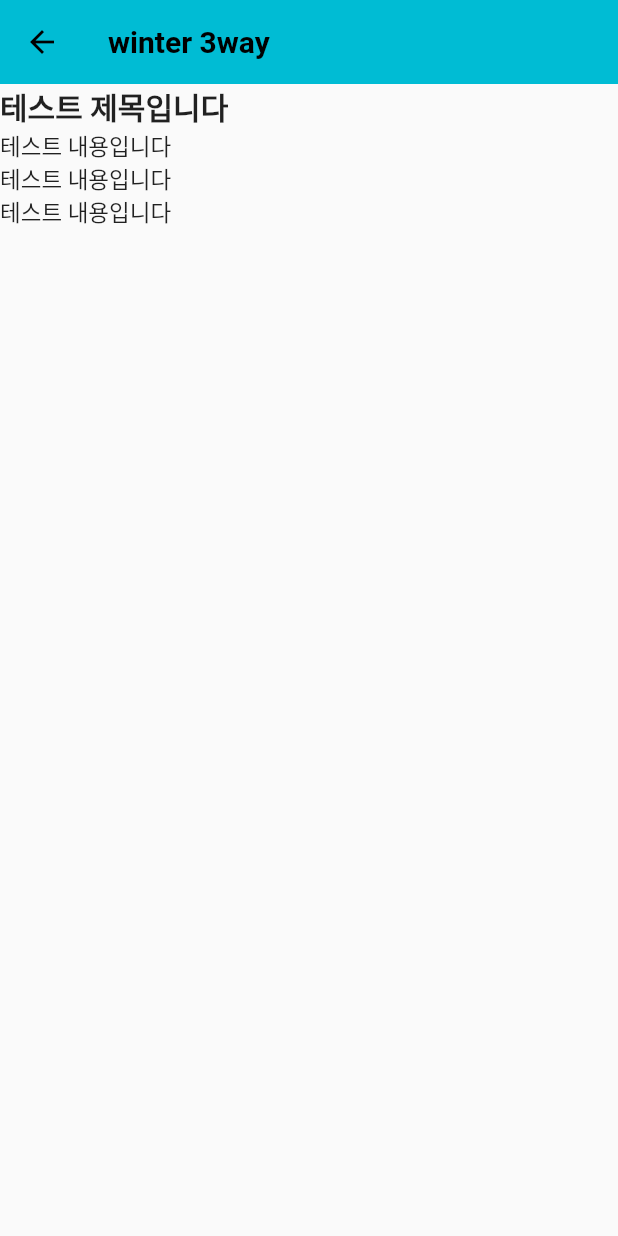
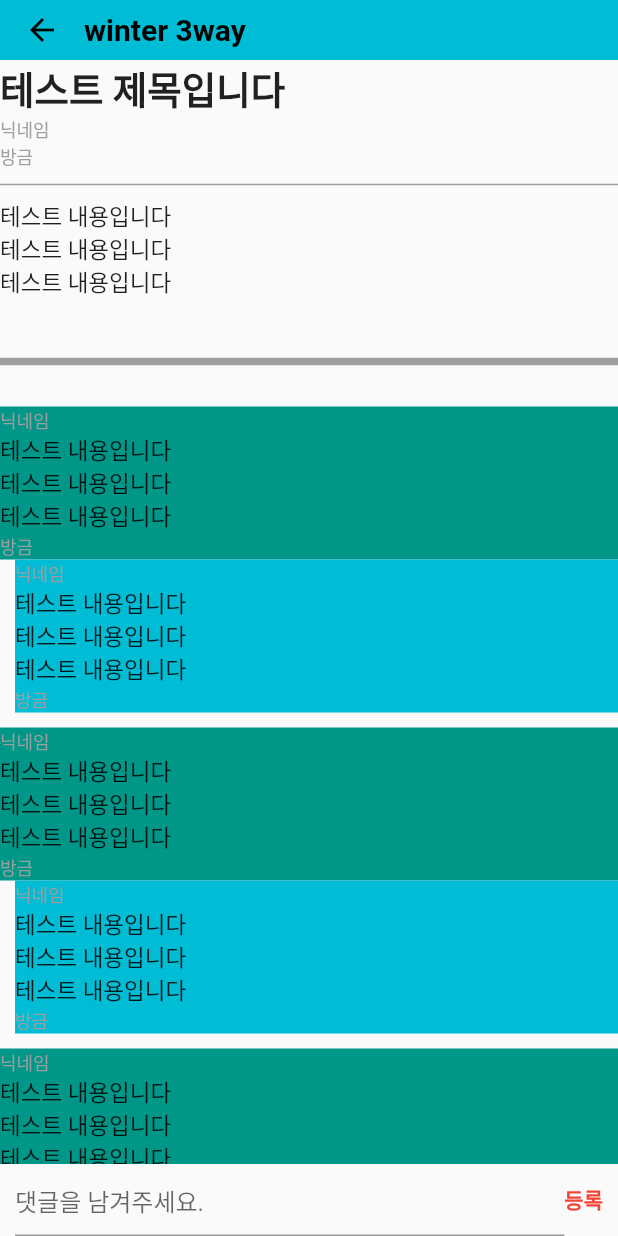
Before and after one commit to fantasticfinger/winter3way, a Flutter app: the screen it shows after launch, after a tap on "테스트 제목입니다", on a phone screen of 412 x 824 dp. Run offline on Flutter 3.47's test engine with Material 2 defaults, Android fonts, the phone set to English and light mode, and no system bars; our stand-ins replace cached_network_image, get; network calls fail.

Commit message:
게시글 상세 페이지/ 댓글, 댓글 입력 창 추가

```diff
--- /dev/null
+++ b/lib/component/comment_widget.dart
@@ -0,0 +1,33 @@
+import 'package:flutter/material.dart';
+import 'package:winter_3way/component/post_common_widget.dart';
+
+
+
+class CommentWidget extends StatelessWidget {
+  final Color col;
+  const CommentWidget(this.col, {Key? key}) : super(key: key);
+
+  @override
+  Widget build(BuildContext context) {
+    return Container(
+        color: col,
+        child: Column(
+          children: [
+            _nickname(),
+            _content(),
+            _timeList()
+          ],
+        )
+    );
+  }
+
+  Widget _nickname(){
+    return textWidget('닉네임', nicknameStyle);
+  }
+  Widget _content(){
+    return textWidget('테스트 내용입니다\n테스트 내용입니다\n테스트 내용입니다', contentStyle);
+  }
+  Widget _timeList(){
+    return textWidget('방금', nicknameStyle);
+  }
+}
--- /dev/null
+++ b/lib/component/post_common_widget.dart
@@ -0,0 +1,24 @@
+import 'package:flutter/material.dart';
+
+
+Widget textWidget(String str, TextStyle style){
+  return Row(
+    children: [
+      Text(
+        str,
+        style: style,
+      )
+    ],
+  );
+}
+
+const TextStyle titleStyle= TextStyle(
+    fontWeight: FontWeight.bold,
+    fontSize: 25);
+const TextStyle nicknameStyle= TextStyle(
+    fontWeight: FontWeight.normal,
+    color: Colors.grey,
+    fontSize: 12);
+const TextStyle contentStyle= TextStyle(
+    fontWeight: FontWeight.normal,
+    fontSize: 15);
--- a/lib/component/post_widget.dart
+++ b/lib/component/post_widget.dart
@@ -1,6 +1,7 @@
 import 'package:flutter/material.dart';
 import 'package:get/get.dart';
 import '../page/post_detail_screen.dart';
+import 'package:winter_3way/component/post_common_widget.dart';
 
 class PostWidget extends StatelessWidget {
   const PostWidget({Key? key}) : super(key: key);
@@ -15,19 +16,6 @@ class PostWidget extends StatelessWidget {
       ],
     );
   }
-  Widget _content(){
-    return textWidget('테스트 내용입니다\n테스트 내용입니다\n테스트 내용입니다\n', contentStyle);
-  }
-  Widget _title(){
-    return textWidget('테스트 제목입니다', titleStyle);
-  }
-
-  final TextStyle titleStyle= const TextStyle(
-      fontWeight: FontWeight.bold,
-      fontSize: 20);
-  final TextStyle contentStyle= const TextStyle(
-      fontWeight: FontWeight.normal,
-      fontSize: 15);
 
   @override
   Widget build(BuildContext context) {
@@ -47,4 +35,11 @@ class PostWidget extends StatelessWidget {
       ),
     );
   }
+
+  Widget _title(){
+    return textWidget('테스트 제목입니다', titleStyle);
+  }
+  Widget _content(){
+    return textWidget('테스트 내용입니다\n테스트 내용입니다\n테스트 내용입니다\n', contentStyle);
+  }
 }
--- a/lib/page/post_detail_screen.dart
+++ b/lib/page/post_detail_screen.dart
@@ -1,4 +1,6 @@
 import 'package:flutter/material.dart';
+import 'package:winter_3way/component/post_common_widget.dart';
+import 'package:winter_3way/component/comment_widget.dart';
 
 class PostDetailScreen extends StatelessWidget {
   const PostDetailScreen({Key? key}) : super(key: key);
@@ -9,6 +11,8 @@ class PostDetailScreen extends StatelessWidget {
       appBar: AppBar(
         backgroundColor: Colors.cyan,
         elevation: 0,
+        titleSpacing: 0,
+        toolbarHeight : 40,
         title: const Text('winter 3way', style : TextStyle(
             fontWeight: FontWeight.bold,
             fontSize: 20)),
@@ -16,37 +20,76 @@ class PostDetailScreen extends StatelessWidget {
           color: Colors.black
         ),
       ),
-      body: ListView(
+      body:
+      ListView(
         children: [
           _title(),
+          _nickname(),
+          _timeList(),
+          _contentDivider(),
           _content(),
+          _commentDivider(),
+          _commentList(),
         ]
       ),
+      bottomSheet : Row(
+        children: const [
+          Expanded(
+            child: Padding(padding: EdgeInsets.only(left:10),
+              child: TextField(
+                decoration: InputDecoration(
+                hintText:'댓글을 남겨주세요.',
+              ),
+            ),
+            ),
+          ),
+          Padding(
+            padding: EdgeInsets.only(right:10),
+            child: Text('등록',
+              style: TextStyle(
+                  color: Colors.red,
+                  fontWeight: FontWeight.bold
+              ),
+            ),
+          )
+        ],
+      )
     );
   }
 
-  Widget textWidget(String str, TextStyle style){
-    return Row(
-      children: [
-        Text(
-          str,
-          style: style,
-        )
-      ],
+  Widget _title(){
+    return textWidget('테스트 제목입니다', titleStyle);
+  }
+  Widget _nickname(){
+    return textWidget('닉네임', nicknameStyle);
+  }
+  Widget _timeList(){
+    return textWidget('방금', nicknameStyle);
+  }
+  Widget _contentDivider(){
+    return const Divider(
+      height: 20.0,
+      color: Colors.grey,
+      thickness: 1
     );
   }
   Widget _content(){
     return textWidget('테스트 내용입니다\n테스트 내용입니다\n테스트 내용입니다\n', contentStyle);
   }
-  Widget _title(){
-    return textWidget('테스트 제목입니다', titleStyle);
+  Widget _commentDivider(){
+    return const Divider(
+      height: 40.0,
+      color: Colors.grey,
+      thickness: 5,
+    );
   }
-
-  final TextStyle titleStyle= const TextStyle(
-      fontWeight: FontWeight.bold,
-      fontSize: 20);
-  final TextStyle contentStyle= const TextStyle(
-      fontWeight: FontWeight.normal,
-      fontSize: 15);
-
+  Widget _commentList(){
+    return Column(children: List.generate(50, (index) => Column(
+      children: const [
+        Padding(padding: EdgeInsets.only(top:10), child: CommentWidget(Colors.teal)),
+        Padding(padding: EdgeInsets.only(left: 10), child: CommentWidget(Colors.cyan))
+      ],
+    )).toList(),
+    );
+  }
 }
```
